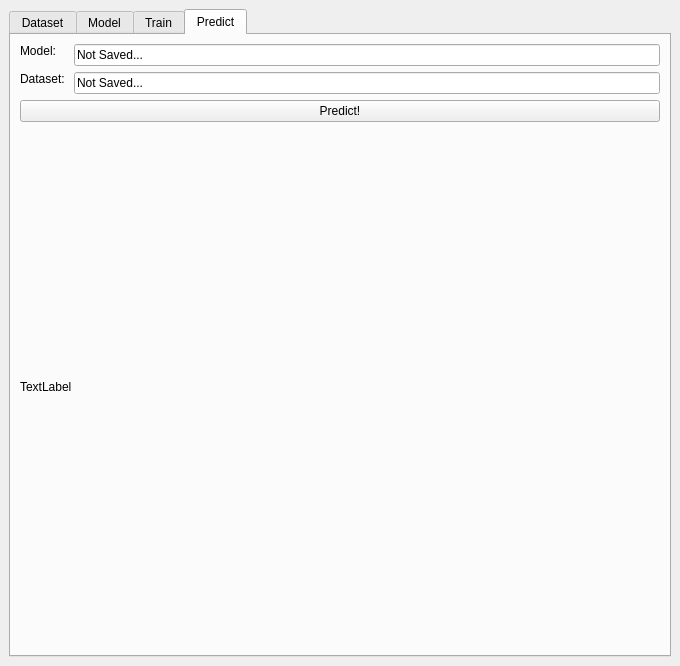
This is hottopic/basicgui.ui in NickCrews/HotTopic as Qt 5 draws it before an edit. The edited form follows.
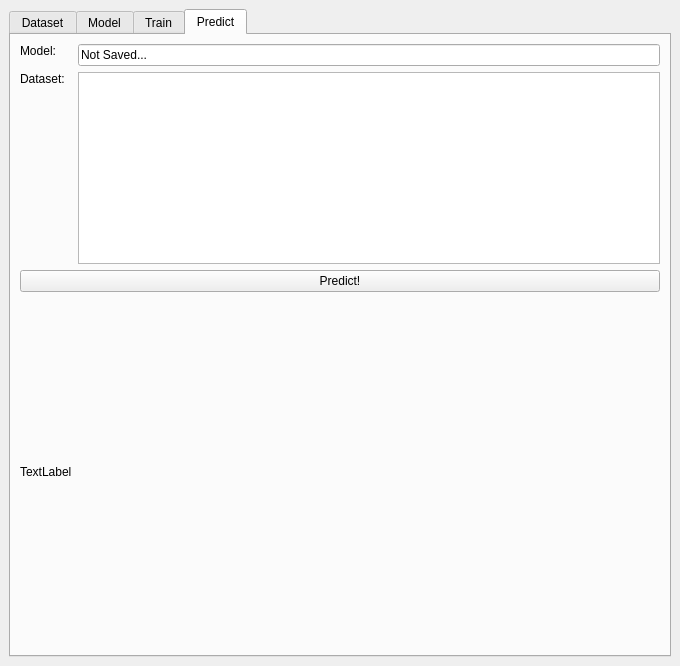
This is the edited form. The open tabs and pages were chosen to show the change.

Commit message: made the predict tab have a selectable tree

What changed in the file:
```diff
--- a/hottopic/basicgui.ui
+++ b/hottopic/basicgui.ui
@@ -327,12 +327,7 @@
        <attribute name="title">
         <string>Predict</string>
        </attribute>
-       <layout class="QVBoxLayout" name="verticalLayout_5">
-        <item>
          <layout class="QFormLayout" name="formLayout">
-          <property name="fieldGrowthPolicy">
-           <enum>QFormLayout::ExpandingFieldsGrow</enum>
-          </property>
           <item row="0" column="0">
            <widget class="QLabel" name="modelLabel_2">
             <property name="sizePolicy">
@@ -376,25 +371,38 @@
            </widget>
           </item>
           <item row="1" column="1">
-           <widget class="QLineEdit" name="predictDatasetLineEdit">
-            <property name="text">
-             <string>Not Saved...</string>
-            </property>
-            <property name="readOnly">
+         <widget class="QTreeView" name="predictBurnTree">
+          <property name="sizePolicy">
+           <sizepolicy hsizetype="Expanding" vsizetype="Expanding">
+            <horstretch>0</horstretch>
+            <verstretch>0</verstretch>
+           </sizepolicy>
+          </property>
+          <property name="selectionBehavior">
+           <enum>QAbstractItemView::SelectItems</enum>
+          </property>
+          <property name="indentation">
+           <number>20</number>
+          </property>
+          <property name="sortingEnabled">
              <bool>true</bool>
             </property>
-           </widget>
-          </item>
-         </layout>
-        </item>
-        <item>
+          <attribute name="headerVisible">
+           <bool>false</bool>
+          </attribute>
+          <attribute name="headerStretchLastSection">
+           <bool>false</bool>
+          </attribute>
+         </widget>
+        </item>
+        <item row="2" column="0" colspan="2">
          <widget class="QPushButton" name="predictButton">
           <property name="text">
            <string>Predict!</string>
           </property>
          </widget>
         </item>
-        <item>
+        <item row="3" column="0">
          <widget class="QLabel" name="predictDisplay">
           <property name="sizePolicy">
            <sizepolicy hsizetype="Expanding" vsizetype="Expanding">
```
Left out of the diff: 2 changed lines with no effect on the pictures. Lines whose indentation alone changed are shown as unchanged. The commit also changes 2 other files.
